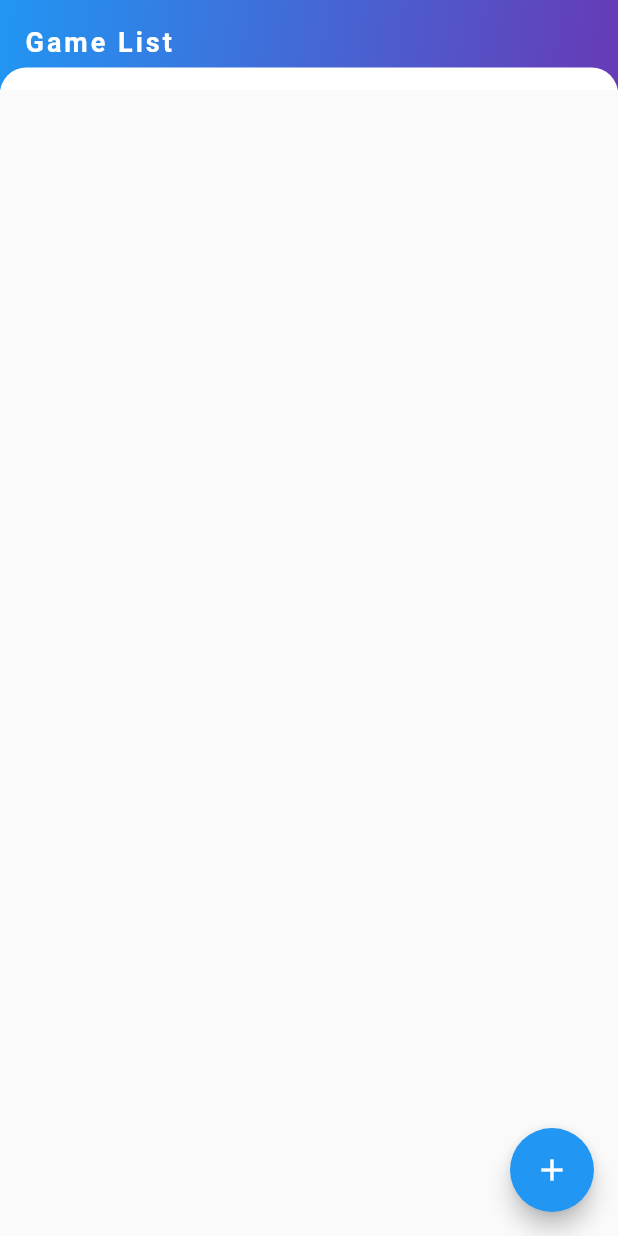
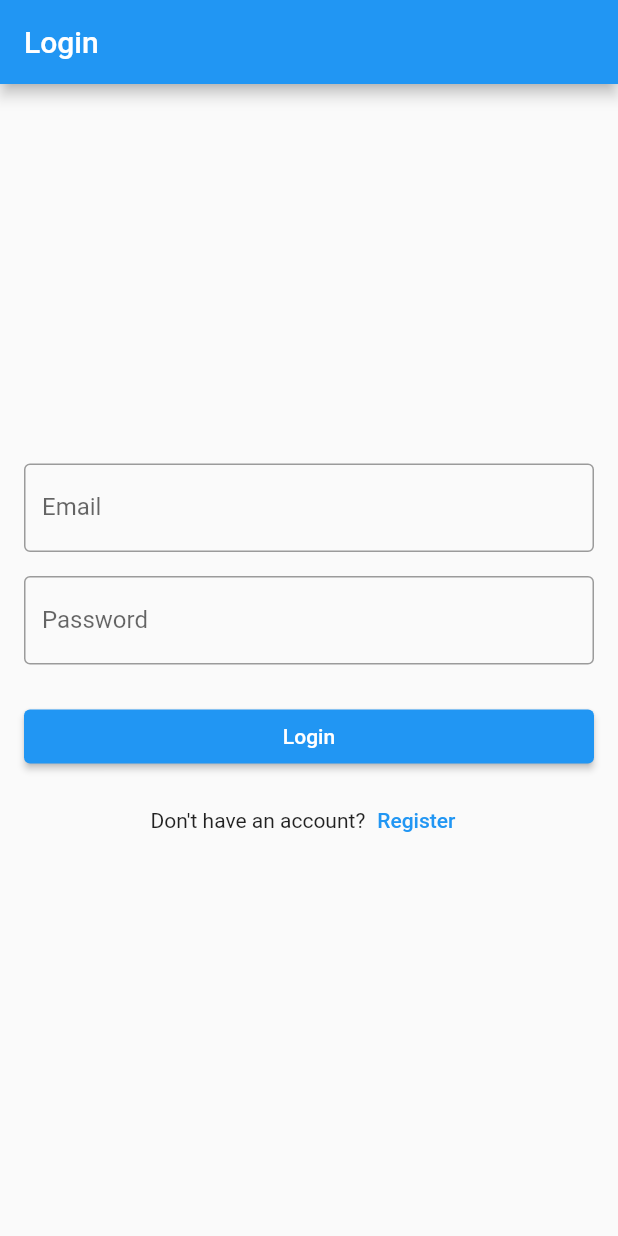
Before and after one commit to pedroalmeida96/gamebuddy-flutter, a Flutter app: the screen it shows after launch, on a phone screen of 412 x 824 dp. Run offline on Flutter 3.47's test engine with Material 2 defaults, Android fonts, the phone set to English and light mode, and no system bars; our stand-ins replace fluttertoast, multi_select_flutter; accounts and stored records are empty.

Commit message:
route improvement and cleanup

```diff
--- a/lib/main.dart
+++ b/lib/main.dart
@@ -1,5 +1,7 @@
 import 'package:flutter/material.dart';
-import 'games_list.dart';
+import 'package:gamebuddy/pages/games_list.dart';
+import 'package:gamebuddy/pages/login_page.dart';
+import 'package:gamebuddy/pages/registration_page.dart';
 
 void main() {
   runApp(const MyApp());
@@ -15,7 +17,12 @@ class MyApp extends StatelessWidget {
       theme: ThemeData(
         primarySwatch: Colors.blue,
       ),
-      home: const GameListScreen(),
+      initialRoute: '/login', // Change this to your desired initial route
+      routes: {
+        '/login': (context) => const LoginPage(),
+        '/register': (context) => const RegistrationPage(),
+        '/gameList': (context) => GameListScreen(),
+      },
     );
   }
 }
--- a/lib/create_game.dart
+++ b/lib/pages/create_game.dart
@@ -6,7 +6,7 @@ import 'package:gamebuddy/widgets/toast_utils.dart';
 import 'package:intl/intl.dart';
 import '../model/game.dart';
 import 'games_list.dart';
-import 'model/appuser.dart';
+import '../model/appuser.dart';
 
 class CreateGamePage extends StatefulWidget {
   @override
--- a/lib/game_details_edit.dart
+++ b/lib/pages/game_details_edit.dart
@@ -8,7 +8,7 @@ import 'package:multi_select_flutter/dialog/multi_select_dialog_field.dart';
 import 'package:multi_select_flutter/util/multi_select_item.dart';
 
 import 'game_details_page.dart';
-import 'model/appuser.dart';
+import '../model/appuser.dart';
 
 class GameDetailsEditPage extends StatefulWidget {
   final int gameId;
--- a/lib/game_details_page.dart
+++ b/lib/pages/game_details_page.dart
@@ -1,8 +1,9 @@
 import 'package:flutter/material.dart';
-import 'package:gamebuddy/game_details_edit.dart';
 import 'package:gamebuddy/http/http.dart';
 import 'package:gamebuddy/model/game.dart';
 import 'package:gamebuddy/widgets/gamebuddy_appbar.dart';
+
+import 'game_details_edit.dart';
 
 class GameDetailsPage extends StatefulWidget {
   final int gameId;
--- a/lib/games_list.dart
+++ b/lib/pages/games_list.dart
@@ -7,7 +7,7 @@ import 'package:gamebuddy/widgets/toast_utils.dart';
 import 'create_game.dart';
 import 'game_details_edit.dart';
 import 'game_details_page.dart';
-import 'http/http.dart';
+import '../http/http.dart';
 
 class GameListScreen extends StatefulWidget {
   const GameListScreen({super.key});
--- /dev/null
+++ b/lib/pages/login_page.dart
@@ -0,0 +1,58 @@
+import 'package:flutter/material.dart';
+
+class LoginPage extends StatelessWidget {
+  const LoginPage({super.key});
+
+  @override
+  Widget build(BuildContext context) {
+    return Scaffold(
+      appBar: AppBar(title: const Text('Login')),
+      body: Padding(
+        padding: const EdgeInsets.all(16.0),
+        child: Column(
+          mainAxisAlignment: MainAxisAlignment.center,
+          crossAxisAlignment: CrossAxisAlignment.stretch,
+          children: <Widget>[
+            TextFormField(
+              decoration: const InputDecoration(
+                labelText: 'Email',
+                border: OutlineInputBorder(),
+              ),
+            ),
+            SizedBox(height: 16),
+            TextFormField(
+              decoration: const InputDecoration(
+                labelText: 'Password',
+                border: OutlineInputBorder(),
+              ),
+              obscureText: true,
+            ),
+            SizedBox(height: 24),
+            ElevatedButton(
+              onPressed: () {
+                // Perform login logic here
+                // After successful login, navigate to the GameListScreen
+                Navigator.pushReplacementNamed(context, '/gameList');
+              },
+              child: const Text('Login'),
+            ),
+            SizedBox(height: 8),
+            Row(
+              mainAxisAlignment: MainAxisAlignment.center,
+              children: [
+                const Text("Don't have an account?"),
+                TextButton(
+                  onPressed: () {
+                    // Navigate to the registration page
+                    Navigator.pushReplacementNamed(context, '/register');
+                  },
+                  child: const Text('Register'),
+                ),
+              ],
+            )
+          ],
+        ),
+      ),
+    );
+  }
+}
```
Also changed, not shown: lib/pages/registration_page.dart (added, +56 -0 lines).
